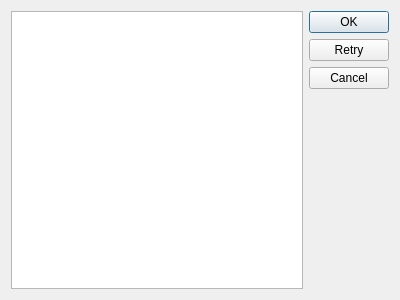
First picture: the form in src/qt/forms/configdialog.ui, repository Oskii/Veggie, before the edit.
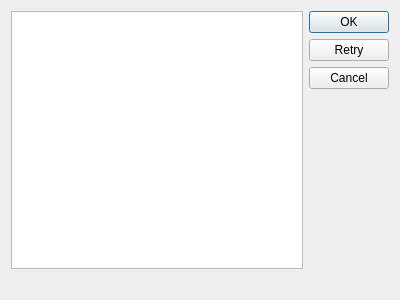
Second picture: the form after the edit.

Diff of the .ui file:
```diff
--- a/src/qt/forms/configdialog.ui
+++ b/src/qt/forms/configdialog.ui
@@ -15,7 +15,18 @@
   </property>
   <layout class="QHBoxLayout" name="horizontalLayout">
    <item>
-    <widget class="QListWidget" name="listWidgetPool"/>
+    <layout class="QVBoxLayout" name="verticalLayout">
+     <item>
+      <widget class="QListWidget" name="listWidgetPool"/>
+     </item>
+     <item>
+      <widget class="QLabel" name="labelMessage">
+       <property name="text">
+        <string/>
+       </property>
+      </widget>
+     </item>
+    </layout>
    </item>
    <item>
     <widget class="QDialogButtonBox" name="buttonBox">
```
